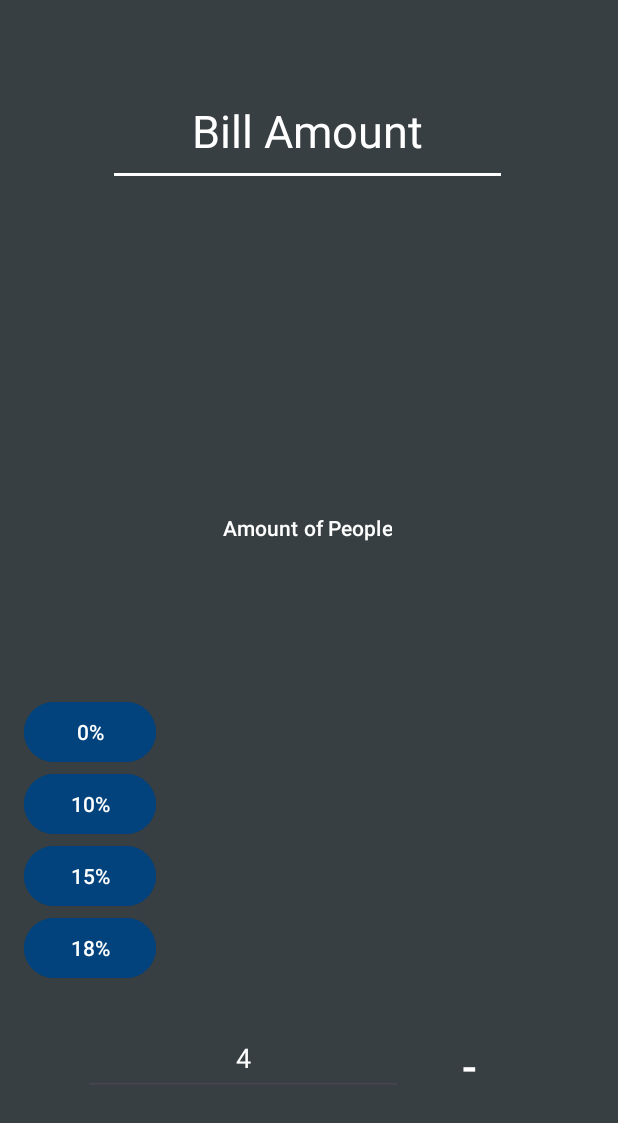
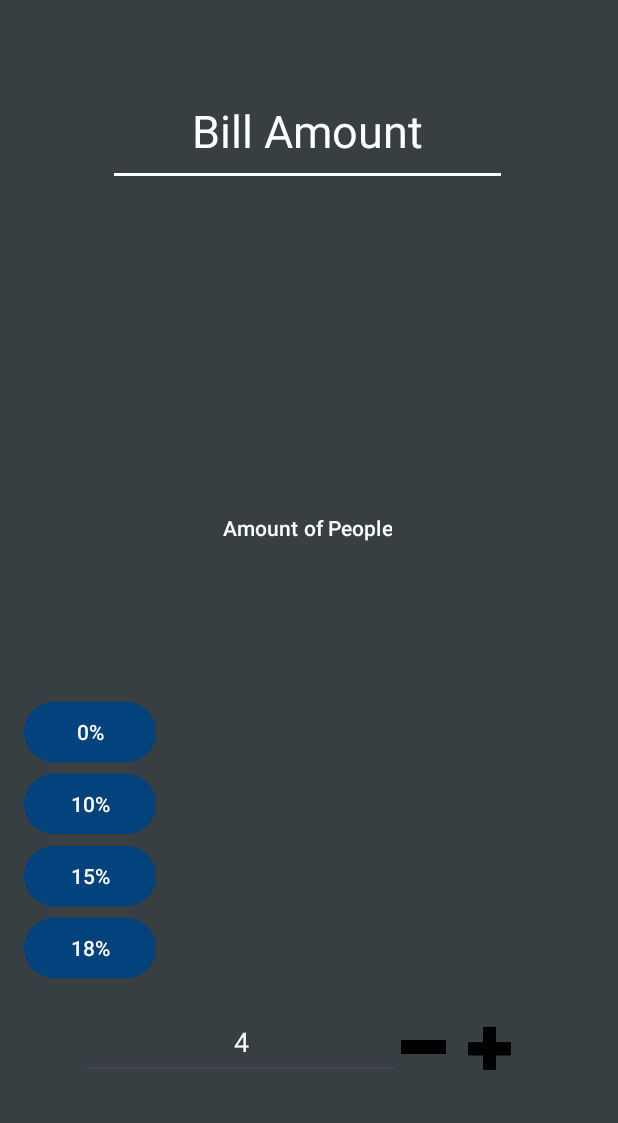
Before and after one commit to N0GN0l/Tip-Calculator, an Android app: the layout activity_main.xml on its own in the app's theme, with its tools: preview values and no code run, on a phone screen of 412 x 824 dp. Shown: the top 1123 px of the screen. Run offline under Robolectric (Android 15) with nearby library versions, the phone set to English and light mode, and no system bars.

Commit message:
Changed buttons to image views so that the content wrapper would not be so large

```diff
--- a/app/src/main/res/layout/activity_main.xml
+++ b/app/src/main/res/layout/activity_main.xml
@@ -108,16 +108,25 @@
             android:textAlignment="center"
             android:textColor="@color/white" />
 
+        <ImageView
+            android:id="@+id/SubtractFromNumberOfPeople"
+            android:layout_width="30dp"
+            android:layout_height="16dp"
+            android:contentDescription="SUBTRACT"
+            android:focusable="true"
+            android:clickable="true"
+            android:layout_marginTop="70dp"
+            android:src="@drawable/subtract" />
 
-        <Button
-            android:id="@+id/subtractFromNumberOfPeople"
-            android:layout_width="wrap_content"
-            android:layout_height="wrap_content"
-            android:layout_marginTop="60dp"
-            android:background="@color/transparent"
-            android:text="@string/minus_sign"
-            android:textAlignment="center"
-            android:textSize="30sp" />
+        <ImageView
+            android:id="@+id/AddFromAmountOfPeople"
+            android:layout_width="60dp"
+            android:layout_height="57dp"
+            android:contentDescription="ADD"
+            android:focusable="true"
+            android:clickable="true"
+            android:layout_marginTop="53dp"
+            android:src="@drawable/add" />
 
 
     </LinearLayout>
```
Also changed, not shown: app/src/main/res/drawable/add.png (added), app/src/main/res/drawable/subtract.png (added).
